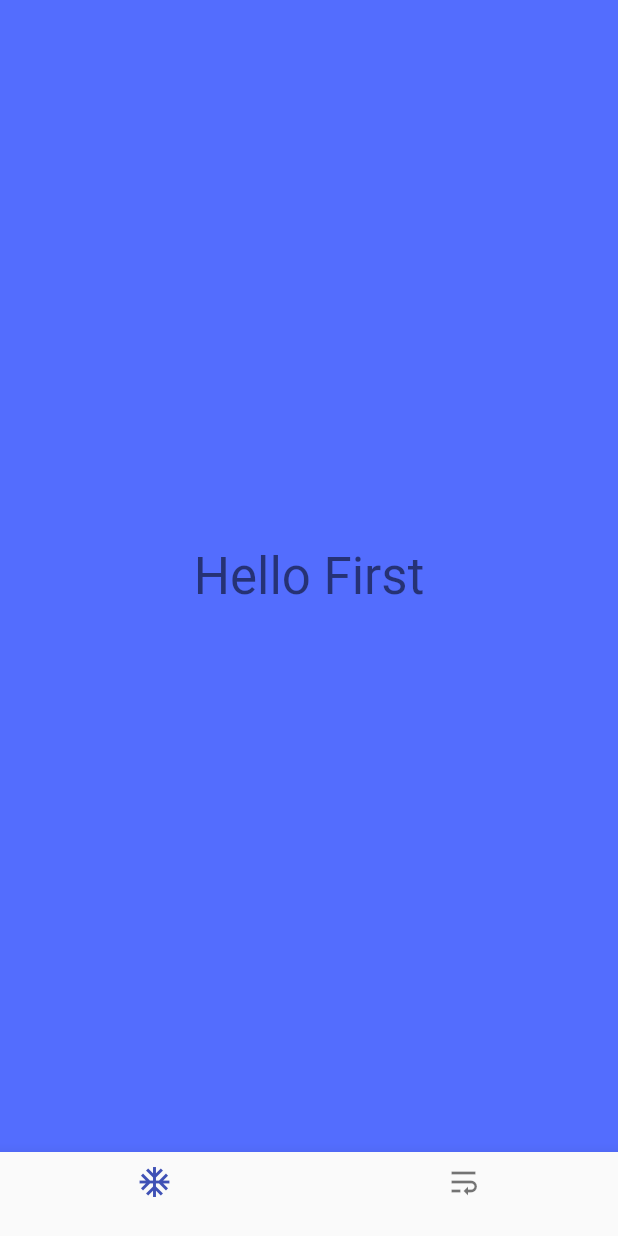
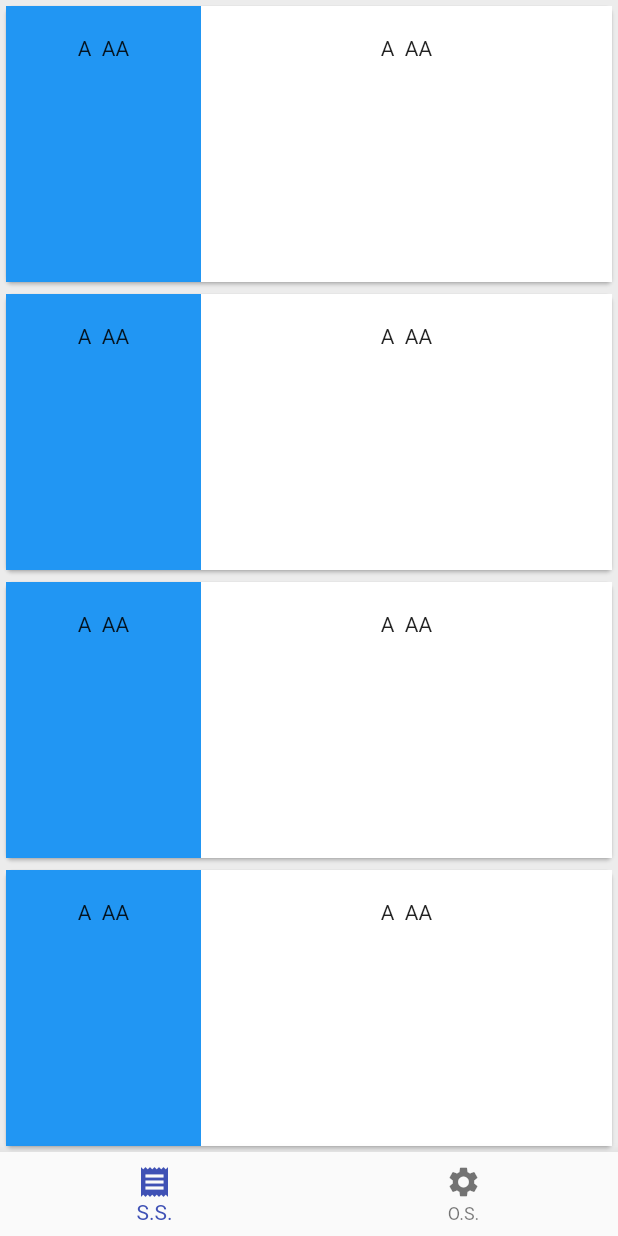
Before and after one commit to nginformatica/mnt-ng-flutter, a Flutter app: the MntHomeScreen screen opened by its route, on a phone screen of 412 x 824 dp. Run offline on Flutter 3.47's test engine with Material 2 defaults, Android fonts, the phone set to English and light mode, and no system bars; our stand-ins replace sqflite; accounts and stored records are empty.

Commit message:
Added simple layout for S.S. screen

```diff
--- a/lib/constants/CustomColors.dart
+++ b/lib/constants/CustomColors.dart
@@ -2,4 +2,5 @@ import 'package:flutter/material.dart';
 
 class CustomColors {
   static const splashScreen = const Color(0xFFACBAC9);
+  static const defaultListBackground = const Color(0xFFECECEC);
 }
--- a/lib/ui/screens/home/mnt_home_screen.dart
+++ b/lib/ui/screens/home/mnt_home_screen.dart
@@ -1,4 +1,6 @@
 import 'package:flutter/material.dart';
+import 'package:mnt_flutter/constants/CustomColors.dart';
+import 'package:mnt_flutter/ui/screens/service/order/service_order_screen.dart';
 
 class MntHomeScreen extends StatefulWidget {
   MntHomeScreen({Key key, this.title}) : super(key: key);
@@ -12,9 +14,8 @@ class MntHomeScreen extends StatefulWidget {
 class _MntHomeScreenState extends State<MntHomeScreen> {
   int _currentIndex = 0;
   final List<Widget> children = [
-    _HelloScreen("First"),
+    ServiceOrderScreen(),
     _HelloScreen("Second"),
-    _HelloScreen("Third"),
   ];
 
   @override
@@ -33,8 +34,8 @@ class _MntHomeScreenState extends State<MntHomeScreen> {
       onTap: _onTabTapped,
       currentIndex: _currentIndex,
       items: [
-        BottomNavigationBarItem(icon: Icon(Icons.ac_unit), title: Text("")),
-        BottomNavigationBarItem(icon: Icon(Icons.wrap_text), title: Text(""))
+        BottomNavigationBarItem(icon: Icon(Icons.receipt), title: Text("S.S.")),
+        BottomNavigationBarItem(icon: Icon(Icons.settings), title: Text("O.S."))
       ],
     );
   }
@@ -42,7 +43,7 @@ class _MntHomeScreenState extends State<MntHomeScreen> {
   @override
   Widget build(BuildContext context) {
     return Scaffold(
-        backgroundColor: Colors.indigoAccent,
+        backgroundColor: CustomColors.defaultListBackground,
         bottomNavigationBar: _buildBottomNavigation(),
         body: children[_currentIndex]);
   }
--- a/lib/ui/screens/login/login_form.dart
+++ b/lib/ui/screens/login/login_form.dart
@@ -6,7 +6,7 @@ import 'package:mnt_flutter/ui/screens/login/widgets/login_inputs.dart';
 
 class LoginForm extends StatefulWidget {
   @override
-  _LoginFormState createState() => new _LoginFormState();
+  _LoginFormState createState() => _LoginFormState();
 }
 
 Widget _InputVerticalSpace(double value) {
@@ -24,11 +24,11 @@ class _LoginFormState extends State<LoginForm> {
   // Note: This is a `GlobalKey<FormState>`, not a GlobalKey<MyCustomFormState>!
   final _formKey = GlobalKey<FormState>();
 
-  _onDemoPress() {
+  void _onDemoPress() {
     Router.goToHome(context);
   }
 
-  _onLoginPress() {}
+  void _onLoginPress() {}
 
   List<Widget> _children() {
     return [
--- /dev/null
+++ b/lib/ui/screens/service/order/service_order_screen.dart
@@ -0,0 +1,20 @@
+import 'package:flutter/material.dart';
+import 'package:mnt_flutter/ui/widgets/cards/service_order_card.dart';
+
+class ServiceOrderScreen extends StatefulWidget {
+  @override
+  _ServiceOrderScreenState createState() => _ServiceOrderScreenState();
+}
+
+class _ServiceOrderScreenState extends State<ServiceOrderScreen> {
+  static const int generateCount = 100;
+
+  @override
+  Widget build(BuildContext context) {
+    return ListView(
+      children: List.generate(generateCount, (index) {
+        return ServiceOrderCard(index);
+      }),
+    );
+  }
+}
--- /dev/null
+++ b/lib/ui/widgets/cards/service_order_card.dart
@@ -0,0 +1,61 @@
+import 'package:flutter/material.dart';
+
+class ServiceOrderCard extends StatelessWidget {
+  static const statusWidth = 130.0;
+  final int index;
+
+  const ServiceOrderCard(this.index);
+
+  Widget _buildCardWrapper({@required List<Widget> children}) {
+    return Center(
+      child: Card(
+        child: Column(
+          mainAxisSize: MainAxisSize.min,
+          mainAxisAlignment: MainAxisAlignment.spaceBetween,
+          children: <Widget>[
+            SizedBox(
+                height: 184.0,
+                child: Row(
+                  mainAxisSize: MainAxisSize.max,
+                  children: children,
+                ))
+          ],
+        ),
+      ),
+    );
+  }
+
+  Widget _buildCardDataSpace(
+      {@required List<Widget> children, @required Color color}) {
+    return Container(
+      color: color,
+      child: Padding(
+          padding: EdgeInsets.all(20.0),
+          child: Column(
+            mainAxisSize: MainAxisSize.max,
+            children: children,
+          )),
+    );
+  }
+
+  Widget _buildCardStatusView() {
+    return _buildCardDataSpace(
+        color: Colors.blue, children: <Widget>[Text("A  AA")]);
+  }
+
+  @override
+  Widget build(BuildContext context) {
+    return _buildCardWrapper(children: <Widget>[
+      SizedBox(
+        child: _buildCardStatusView(),
+        width: statusWidth,
+      ),
+      Expanded(
+        child: _buildCardDataSpace(
+          children: <Widget>[Text("A  AA")],
+          color: Colors.white,
+        ),
+      )
+    ]);
+  }
+}
```
